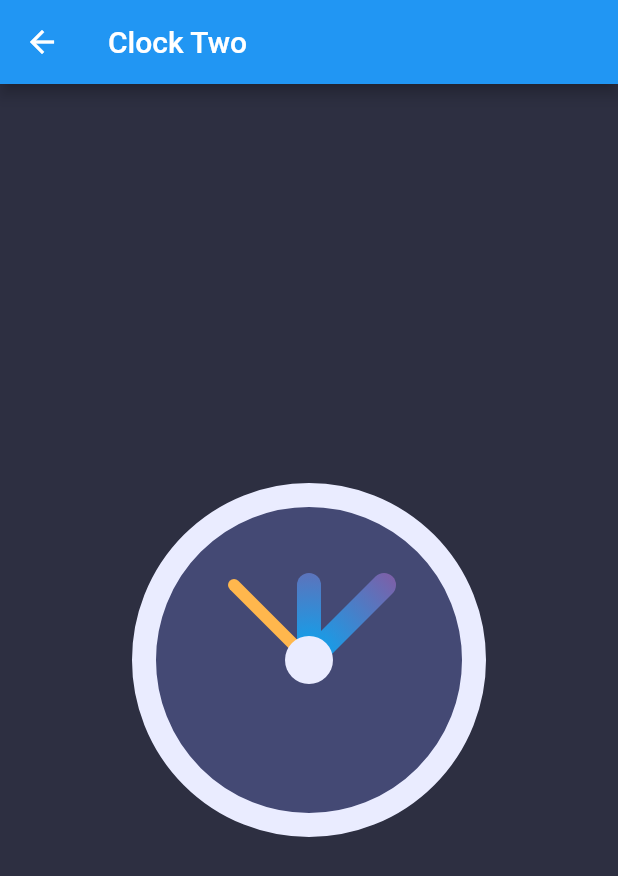
After one commit to brunozupp/clock_painter, a Flutter app: the screen it shows after launch, after a tap on "Clock Two", on a phone screen of 412 x 824 dp. The commit adds this screen. Shown: the top 876 px of the screen. Run offline on Flutter 3.47's test engine with Material 2 defaults, Android fonts, the phone set to English and light mode, and no system bars; our stand-ins replace timer_builder.

Commit message:
Começo do segundo clock

```diff
--- /dev/null
+++ b/lib/pages/clock_two/clock_two_page.dart
@@ -0,0 +1,20 @@
+import 'package:clock_painter/pages/clock_two/widgets/clock_two_widget.dart';
+import 'package:flutter/material.dart';
+
+class ClockTwoPage extends StatelessWidget {
+  const ClockTwoPage({super.key});
+
+  @override
+  Widget build(BuildContext context) {
+    return Scaffold(
+      appBar: AppBar(
+        title: const Text("Clock Two"),
+      ),
+      body: Container(
+        alignment: Alignment.center,
+        color: Color(0xFF2D2F41),
+        child: const ClockTwoWidget(),
+      ),
+    );
+  }
+}
--- /dev/null
+++ b/lib/pages/clock_two/painters/clock_two_painter.dart
@@ -0,0 +1,76 @@
+import 'dart:math';
+
+import 'package:flutter/material.dart';
+
+class ClockTwoPainter extends CustomPainter {
+
+  @override
+  void paint(Canvas canvas, Size size) {
+
+    final fillBrush = Paint()
+      ..color = const Color(0xFF444974);
+
+    final centerX = size.width / 2;
+    final centerY = size.height / 2;
+    final center = Offset(centerX, centerY);
+    final radius = min(centerX, centerY);
+
+    canvas.drawCircle(center, radius - 40, fillBrush);
+
+    final outlineBrush = Paint()
+      ..color = const Color(0xFFEAECFF)
+      ..strokeWidth = 16
+      ..style = PaintingStyle.stroke;
+
+    canvas.drawCircle(center, radius - 40, outlineBrush);
+
+    final secHandBrush = Paint()
+      ..color = Colors.orange[300]!
+      ..strokeWidth = 8
+      ..style = PaintingStyle.stroke
+      ..strokeCap = StrokeCap.round;
+
+    canvas.drawLine(center, Offset(100,100), secHandBrush);
+
+    final minHandBrush = Paint()
+      ..shader = const RadialGradient(
+        colors: [
+          Colors.lightBlue,
+          Colors.pink,
+        ]
+      ).createShader(Rect.fromCircle(
+        center: center,
+        radius: radius,
+      ))
+      ..strokeWidth = 16
+      ..style = PaintingStyle.stroke
+      ..strokeCap = StrokeCap.round;
+
+    canvas.drawLine(center, Offset(150,100), minHandBrush);
+
+    final hourHandBrush = Paint()
+      ..shader = const RadialGradient(
+        colors: [
+          Colors.lightBlue,
+          Colors.pink,
+        ]
+      ).createShader(Rect.fromCircle(
+        center: center,
+        radius: radius,
+      ))
+      ..strokeWidth = 16
+      ..style = PaintingStyle.stroke
+      ..strokeCap = StrokeCap.round;
+
+    canvas.drawLine(center, Offset(200,100), hourHandBrush);
+
+    final centerFillBrush = Paint()
+      ..color = const Color(0xFFEAECFF);
+
+    canvas.drawCircle(center, 16, centerFillBrush);
+  }
+
+  @override
+  bool shouldRepaint(covariant CustomPainter oldDelegate) => false;
+
+}
--- /dev/null
+++ b/lib/pages/clock_two/widgets/clock_two_widget.dart
@@ -0,0 +1,22 @@
+import 'package:clock_painter/pages/clock_two/painters/clock_two_painter.dart';
+import 'package:flutter/material.dart';
+
+class ClockTwoWidget extends StatefulWidget {
+  const ClockTwoWidget({super.key});
+
+  @override
+  State<ClockTwoWidget> createState() => _ClockTwoWidgetState();
+}
+
+class _ClockTwoWidgetState extends State<ClockTwoWidget> {
+  @override
+  Widget build(BuildContext context) {
+    return Container(
+      width: 300,
+      height: 300,
+      child: CustomPaint(
+        painter: ClockTwoPainter(),
+      ),
+    );
+  }
+}
--- a/lib/pages/home_page.dart
+++ b/lib/pages/home_page.dart
@@ -1,6 +1,7 @@
 import 'package:clock_painter/components/card_component.dart';
 import 'package:clock_painter/pages/circle_examples/circle_examples_page.dart';
 import 'package:clock_painter/pages/clock_one/clock_one_page.dart';
+import 'package:clock_painter/pages/clock_two/clock_two_page.dart';
 import 'package:clock_painter/pages/line_examples/line_examples_page.dart';
 import 'package:clock_painter/pages/polygon_examples/polygon_examples_page.dart';
 import 'package:flutter/material.dart';
@@ -46,8 +47,12 @@ class HomePage extends StatelessWidget {
         page: PolygonExamplesPage(),
       ),
       CardComponent(
-        label: "Clock",
+        label: "Clock One",
         page: ClockOnePage(),
+      ),
+      CardComponent(
+        label: "Clock Two",
+        page: ClockTwoPage(),
       ),
     ];
   }
```
